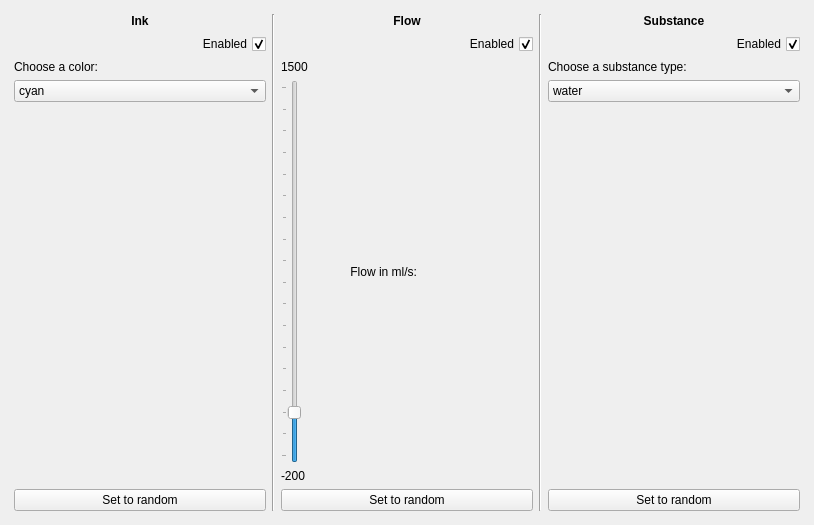
Qt form DeviceManager/libs/PyOneDark/uis/pages/main_pages.ui (SebCOLLARD/Iot_Project_Epitech) before a commit.
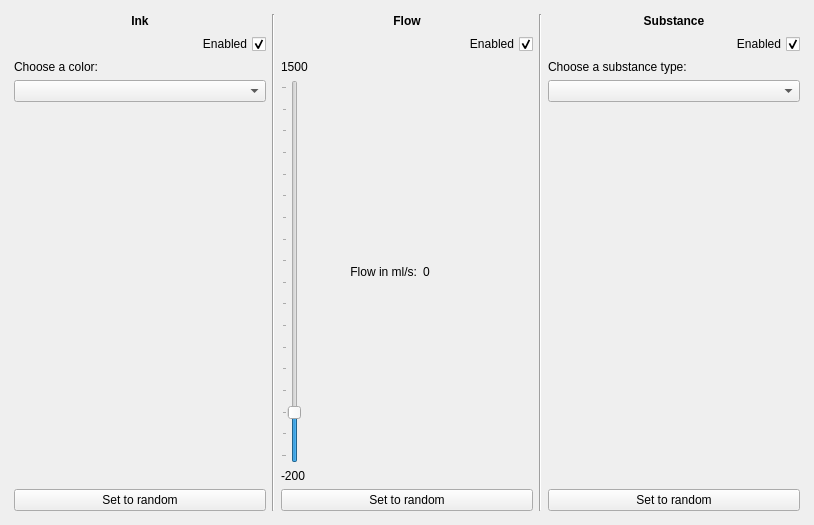
The same form after that commit. The open tabs and pages were chosen to show the change.

What changed in the file:
```diff
--- a/DeviceManager/libs/PyOneDark/uis/pages/main_pages.ui
+++ b/DeviceManager/libs/PyOneDark/uis/pages/main_pages.ui
@@ -88,6 +88,9 @@
       <layout class="QVBoxLayout" name="page_fluid_layout">
        <item>
         <layout class="QHBoxLayout" name="horizontalLayout">
+         <property name="sizeConstraint">
+          <enum>QLayout::SetNoConstraint</enum>
+         </property>
          <item>
           <layout class="QVBoxLayout" name="InkLayout">
            <item>
@@ -137,6 +140,11 @@
            </item>
            <item>
             <widget class="QComboBox" name="ink_color">
+             <item>
+              <property name="text">
+               <string/>
+              </property>
+             </item>
              <item>
               <property name="text">
                <string>cyan</string>
@@ -274,7 +282,7 @@
              <item>
               <widget class="QLabel" name="label_6">
                <property name="text">
-                <string>&lt;value&gt;</string>
+                <string>0</string>
                </property>
               </widget>
              </item>
@@ -348,6 +356,11 @@
                <verstretch>0</verstretch>
               </sizepolicy>
              </property>
+             <item>
+              <property name="text">
+               <string/>
+              </property>
+             </item>
              <item>
               <property name="text">
                <string>water</string>
```
Left out of the diff: 23 changed lines with no effect on the pictures.
